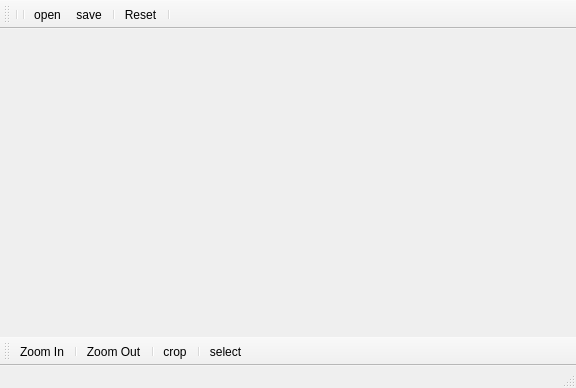
Old version of the form imageviewer.ui in the repository yakout/YADIV.
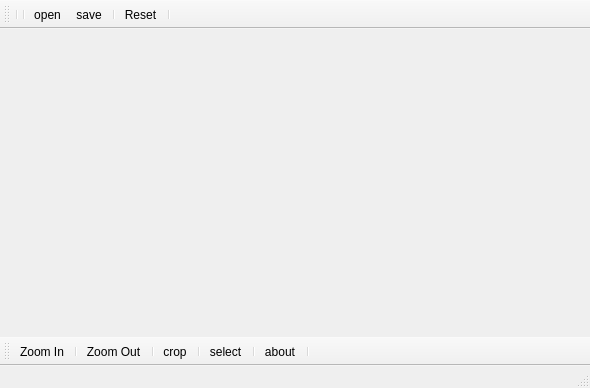
New version of the form. Icons and pictures are not drawn.

Commit message: Adding action and slots

What changed in the file:
```diff
--- a/imageviewer.ui
+++ b/imageviewer.ui
@@ -6,7 +6,7 @@
    <rect>
     <x>0</x>
     <y>0</y>
-    <width>576</width>
+    <width>590</width>
     <height>388</height>
    </rect>
   </property>
@@ -26,7 +26,7 @@
     <enum>TopToolBarArea</enum>
    </attribute>
    <attribute name="toolBarBreak">
-    <bool>true</bool>
+    <bool>false</bool>
    </attribute>
    <addaction name="separator"/>
    <addaction name="separator"/>
@@ -50,7 +50,7 @@
     <enum>BottomToolBarArea</enum>
    </attribute>
    <attribute name="toolBarBreak">
-    <bool>true</bool>
+    <bool>false</bool>
    </attribute>
    <addaction name="actionZoom_In"/>
    <addaction name="separator"/>
@@ -59,6 +59,9 @@
    <addaction name="actioncrop"/>
    <addaction name="separator"/>
    <addaction name="actionselect"/>
+   <addaction name="separator"/>
+   <addaction name="actionabout"/>
+   <addaction name="separator"/>
   </widget>
   <action name="actionsave">
    <property name="icon">
@@ -144,6 +147,18 @@
     <string>select</string>
    </property>
   </action>
+  <action name="actionabout">
+   <property name="icon">
+    <iconset resource="res/images.qrc">
+     <normaloff>:/about.png</normaloff>:/about.png</iconset>
+   </property>
+   <property name="text">
+    <string>about</string>
+   </property>
+   <property name="toolTip">
+    <string>About</string>
+   </property>
+  </action>
  </widget>
  <layoutdefault spacing="6" margin="11"/>
  <resources>
```
The commit also changes 5 other files.
